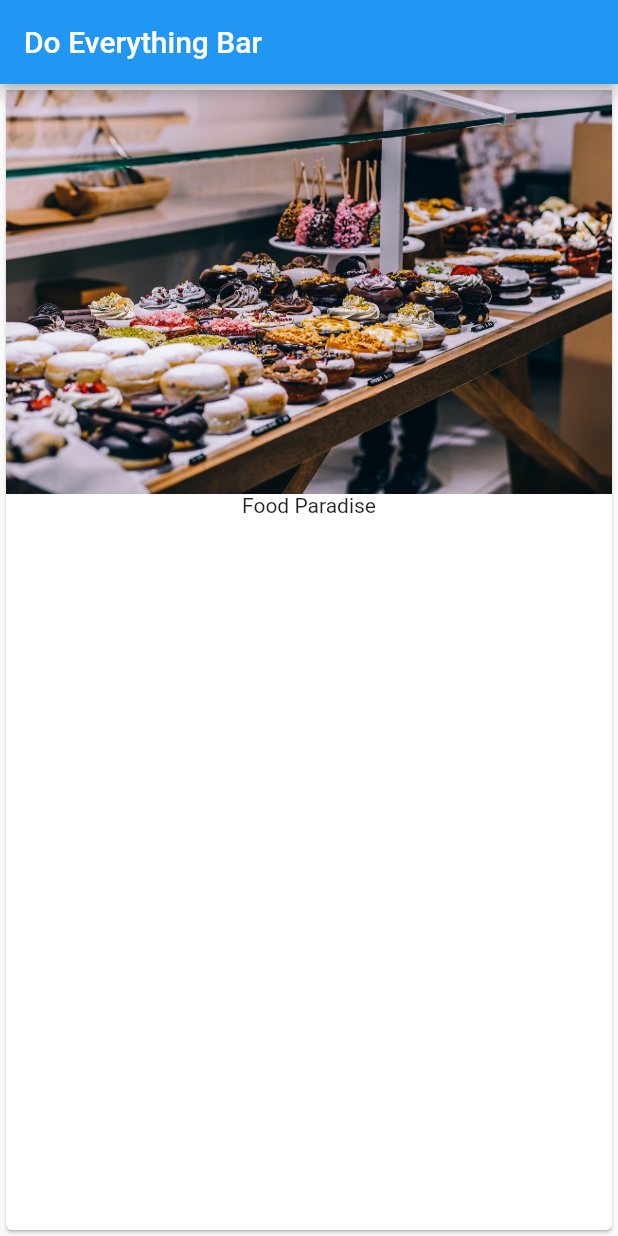
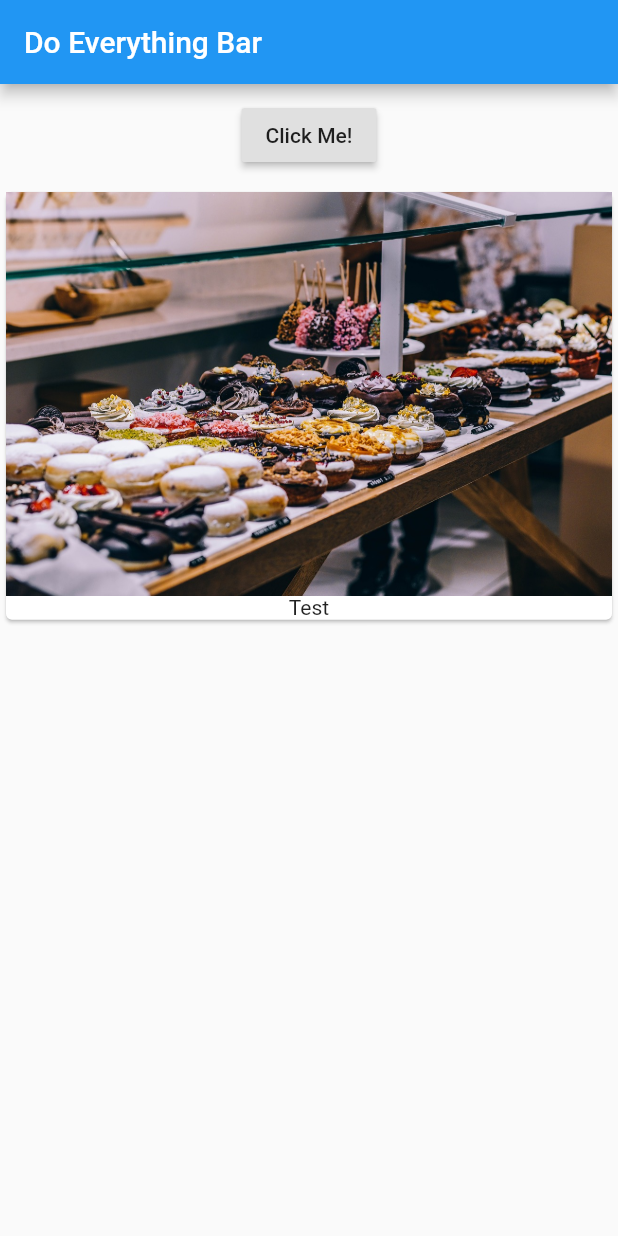
Before and after one commit to talksik/basic_futter_app, a Flutter app: the screen it shows after launch, on a phone screen of 412 x 824 dp. Run offline on Flutter 3.47's test engine with Material 2 defaults, Android fonts, the phone set to English and light mode, and no system bars.

Commit message:
adding stateful widget

```diff
--- a/lib/main.dart
+++ b/lib/main.dart
@@ -2,20 +2,49 @@ import 'package:flutter/material.dart';
 
 void main() => runApp(MyApp());
 
-class MyApp extends StatelessWidget {
+class MyApp extends StatefulWidget {
+  @override
+  State<StatefulWidget> createState() {
+    // TODO: implement createState
+    return _MyAppState();
+  }
+}
+
+class _MyAppState extends State<MyApp> {
+  List<String> _products = ['Test'];
+
   @override
   Widget build(BuildContext context) {
     return MaterialApp(
-      home: Scaffold(
-        appBar: AppBar(
-          title: Text('Do Everything Bar'),
-        ),
-        body: Card(
-            child: Column(children: <Widget>[
-          Image.asset('assets/food.jpg'),
-          Text('Food Paradise')
-        ])),
+        home: Scaffold(
+      appBar: AppBar(
+        title: Text('Do Everything Bar'),
       ),
-    );
+      body: Column(
+        children: [
+          Container(
+              margin: EdgeInsets.all(10),
+              child: RaisedButton(
+                onPressed: () {
+                  setState(() {
+                    _products.add('Advanced Food Tester');
+                  });
+                },
+                child: Text('Click Me!'),
+              )),
+          Column(
+            children: _products
+                .map((elem) => Card(
+                        child: Column(
+                      children: <Widget>[
+                        Image.asset('assets/food.jpg'),
+                        Text(elem)
+                      ],
+                    )))
+                .toList(),
+          ),
+        ],
+      ),
+    ));
   }
 }
```
